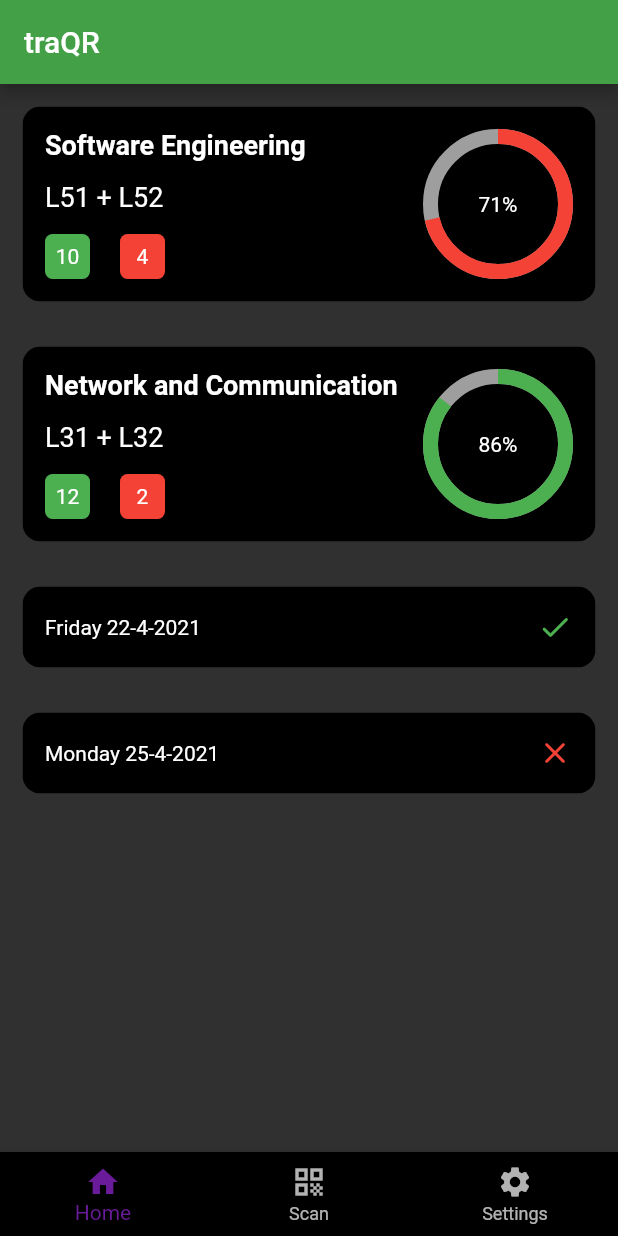
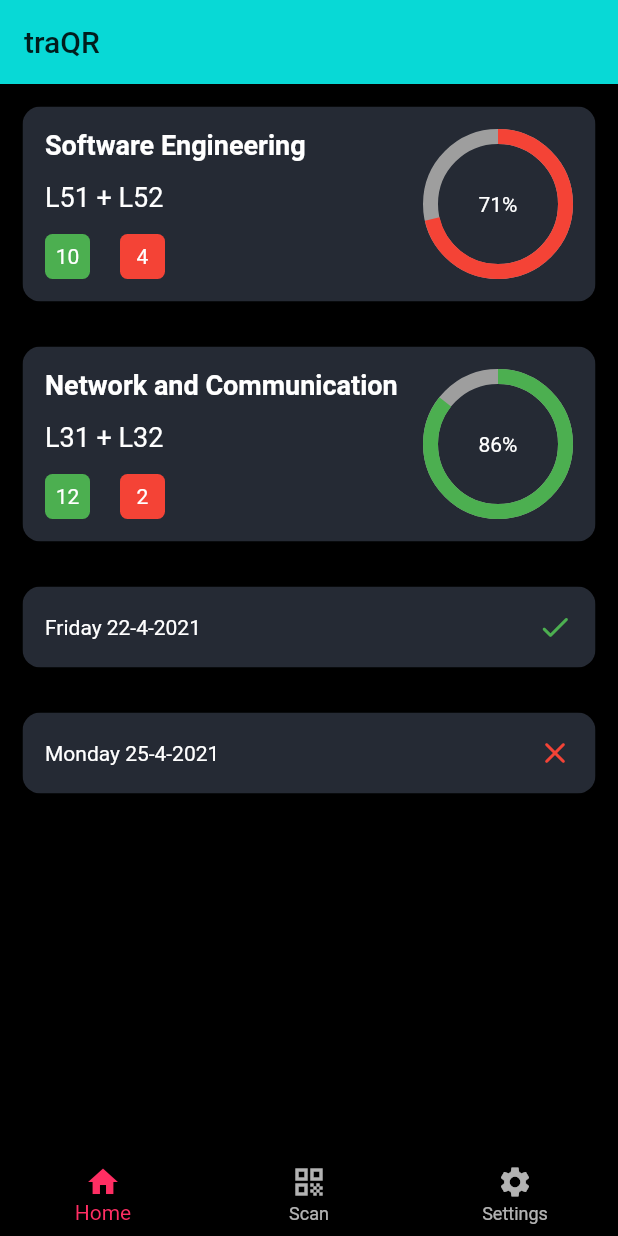
Before and after one commit to traQR/traQR-app, a Flutter app: the screen it shows once a user with an empty profile is signed in, on a phone screen of 412 x 824 dp. Run offline on Flutter 3.47's test engine with Material 2 defaults, Android fonts, the phone set to English and light mode, and no system bars; drawn by our look-alikes of percent_indicator; our stand-ins replace firebase_auth, firebase_core, flutter_riverpod, google_sign_in; missing offline and left inert: flutter_barcode_scanner; accounts and stored records are empty.

Commit message:
Updated theme

```diff
--- a/lib/main.dart
+++ b/lib/main.dart
@@ -15,7 +15,8 @@ class MyApp extends StatelessWidget {
     return MaterialApp(
       theme: ThemeData(
         brightness: Brightness.dark,
-        primaryColor: Colors.green[600],
+        primaryColor: Color(0xff08d9d6),
+        scaffoldBackgroundColor: Colors.black,
       ),
       home: SplashScreen(),
     );
--- a/lib/presentation/screens/home/base_screen.dart
+++ b/lib/presentation/screens/home/base_screen.dart
@@ -45,7 +45,7 @@ class _BaseScreenState extends State<BaseScreen> {
           ),
         ],
         currentIndex: _selectedIndex,
-        selectedItemColor: Colors.purple[800],
+        selectedItemColor: Color(0xffff2e63),
         onTap: _onItemTapped,
       ),
     );
--- a/lib/presentation/widgets/attendance_card.dart
+++ b/lib/presentation/widgets/attendance_card.dart
@@ -14,7 +14,7 @@ class AttendanceCard extends StatelessWidget {
           borderRadius: BorderRadius.circular(12),
           child: Container(
             padding: EdgeInsets.all(15),
-            color: Colors.black,
+            color: Color(0xff252a34),
             child: Row(
               children: [
                 Text(attendance.date),
--- a/lib/presentation/widgets/class_card.dart
+++ b/lib/presentation/widgets/class_card.dart
@@ -16,7 +16,7 @@ class ClassCard extends StatelessWidget {
         borderRadius: BorderRadius.circular(12),
         child: Container(
           padding: EdgeInsets.all(15),
-          color: Colors.black,
+                color: Color(0xff252a34),
           child: Row(
             mainAxisAlignment: MainAxisAlignment.spaceBetween,
             crossAxisAlignment: CrossAxisAlignment.start,
```
